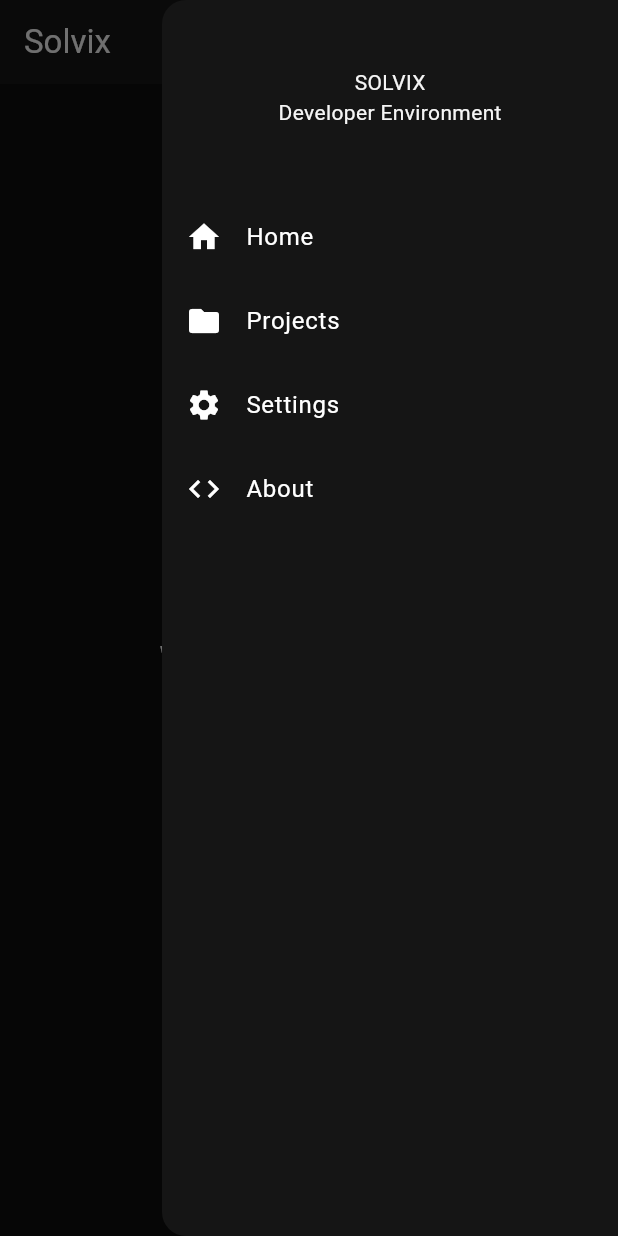
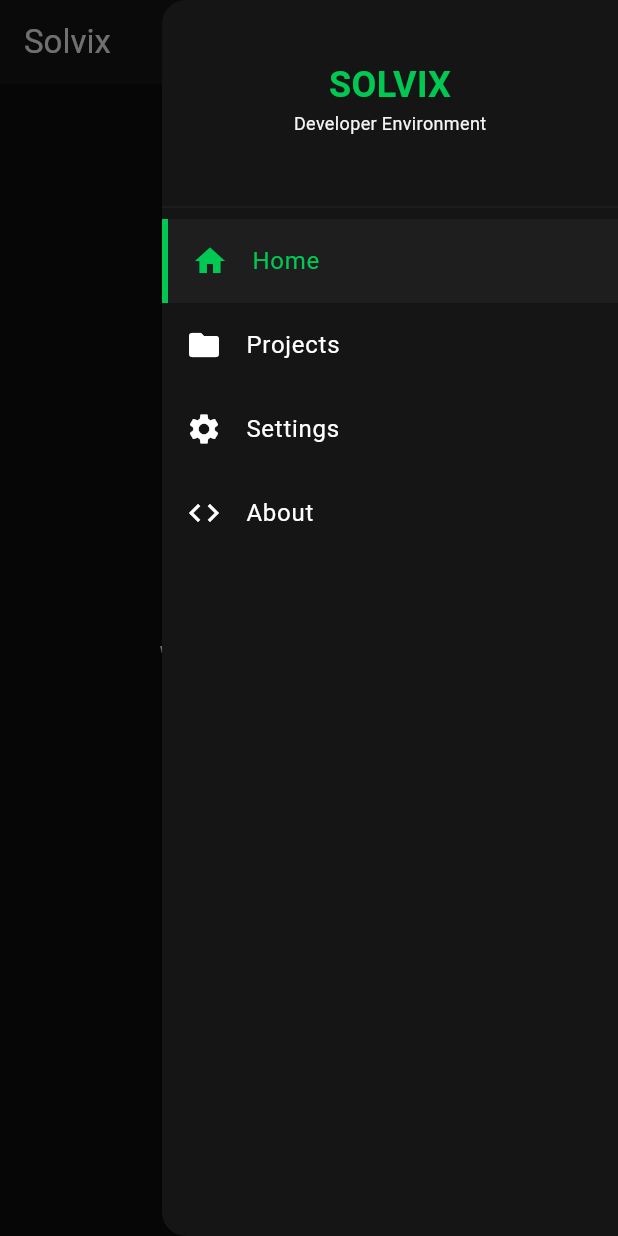
Before and after one commit to chancenotaro/Solvix, a Flutter app: the screen it shows after launch, with the side drawer open, on a phone screen of 412 x 824 dp. Run offline on Flutter 3.47's test engine with Material 3 defaults, Android fonts, the phone set to English and light mode, and no system bars.

Commit message:
added minimal global nav functionality and color

```diff
--- a/lib/theme/solvix_theme.dart
+++ b/lib/theme/solvix_theme.dart
@@ -21,6 +21,7 @@ class SolvixTheme {
       primary: primary,
       secondary: primaryBright,
       surface: surface,
+      surfaceContainer: surfaceLight,
       error: error,
     ),
 
--- a/lib/widgets/global_nav_drawer.dart
+++ b/lib/widgets/global_nav_drawer.dart
@@ -1,10 +1,10 @@
 import 'package:flutter/material.dart';
 
 class GlobalDrawer extends StatelessWidget{
-  const GlobalDrawer({super.key});
-
   @override
   Widget build(BuildContext context){
+
+    bool isHomeSelected = true;
 
     return Drawer(
       backgroundColor: Theme.of(context).colorScheme.surface,
@@ -16,19 +16,55 @@ class GlobalDrawer extends StatelessWidget{
               crossAxisAlignment: CrossAxisAlignment.center,
               mainAxisAlignment: MainAxisAlignment.center,
               children:[
-               Text('SOLVIX'),
-               Text('Developer Environment'),
+               Text('SOLVIX',
+                 style: TextStyle(
+                   color: Theme.of(context).colorScheme.primary,
+                   fontSize: 24,
+                   fontWeight: FontWeight.bold),
+               ),
+
+               Text('Developer Environment',
+                 style: TextStyle(
+                   fontSize: 12,
+                   fontWeight: FontWeight.w400,
+                 )
+               ),
               ],
             ),
           ),
-          ListTile(
-            leading: Icon(Icons.home),
-            title: Text('Home'),
-          ),
+
+          Divider(),
+
+          Container(
+            decoration: BoxDecoration(
+              border: isHomeSelected
+                ? Border(
+              left: BorderSide(
+                color: Theme.of(context).colorScheme.primary,
+                width: 4,
+              ),
+              )
+              : null,
+            ),
+            child: ListTile(
+
+            leading: Icon(
+                Icons.home,
+                color: Theme.of(context).colorScheme.primary
+            ),
+            title: Text(
+              'Home',
+            style: TextStyle(
+              color: Theme.of(context).colorScheme.primary,
+            ),
+            ),
+            selected: isHomeSelected,
+            selectedTileColor: Theme.of(context).colorScheme.surfaceContainer,
+            ),
+            ),
           ListTile(
             leading: Icon(Icons.folder),
             title: Text('Projects'),
-
           ),
           ListTile(
             leading: Icon(Icons.settings),
@@ -46,4 +82,6 @@ class GlobalDrawer extends StatelessWidget{
 
   }
 
+  const GlobalDrawer({super.key});
+
 }
```
Also changed, not shown: lib/shell/solvix_shell.dart (added), pubspec.lock.
